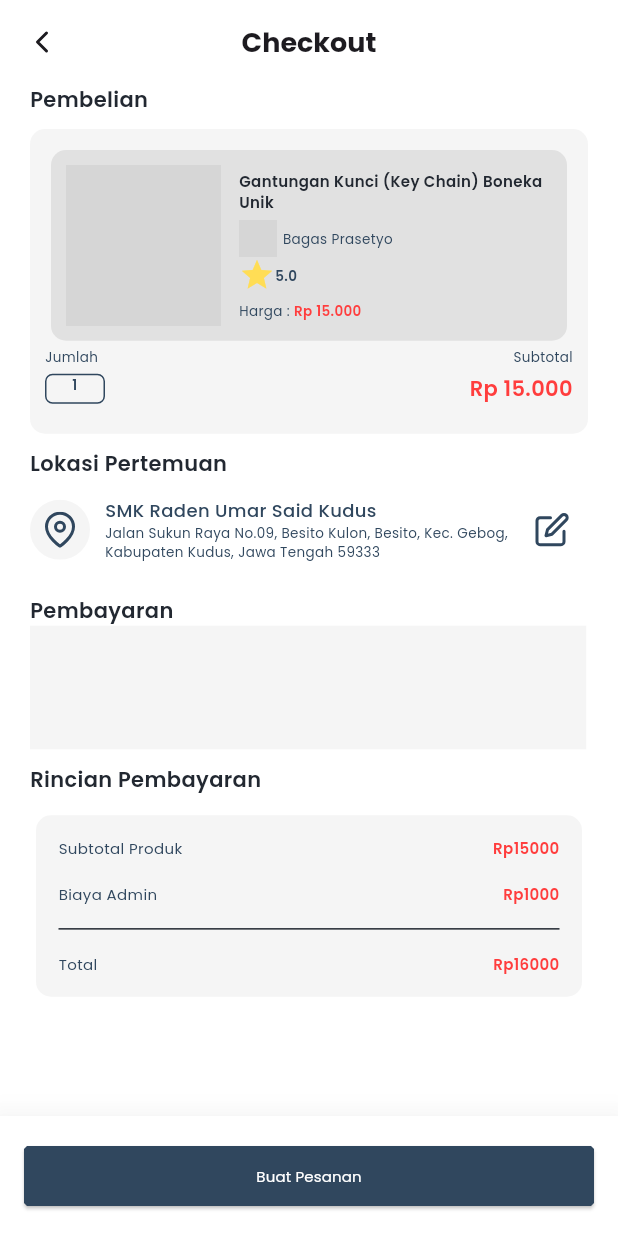
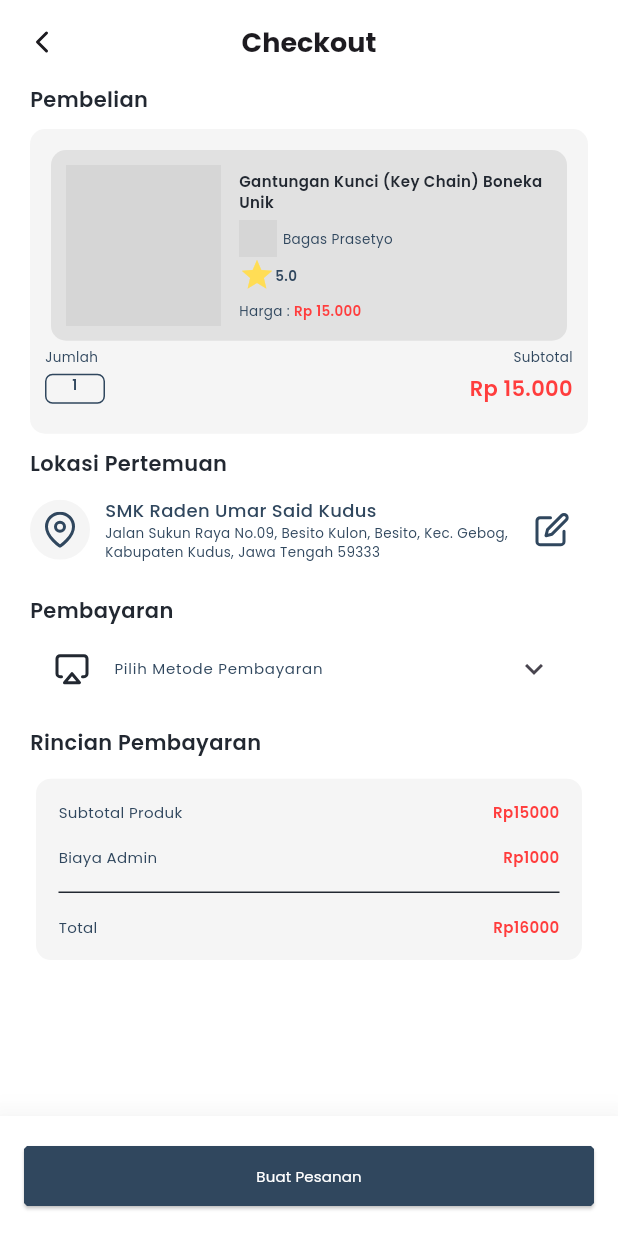
Before and after one commit to AufaNajid/RusConsign, a Flutter app: the ChekcoutPage screen opened by its route, on a phone screen of 412 x 824 dp. Run offline on Flutter 3.47's test engine with Material 3 defaults, Android fonts, the phone set to English and light mode, and no system bars; our stand-ins replace bootstrap_icons, carousel_slider, dotted_border, firebase_auth, firebase_core, flutter_feather_icons and 13 more; accounts and stored records are empty; network calls fail; project files that could hold a hidden picture were left out; grey boxes are pictures that could not be loaded.

```diff
--- a/lib/Page/checkoutPage/checkout_page.dart
+++ b/lib/Page/checkoutPage/checkout_page.dart
@@ -83,7 +83,7 @@ class ChekcoutPage extends StatelessWidget {
                 style: AppTextStyle().header(AppColors.titleLine),
                 textAlign: TextAlign.start,
               ),
-              const DropdownPayment(),
+               DropdownPayment(),
               const SizedBox(
                 height: 10,
               ),
--- a/lib/Page/checkoutPage/widgets/dropdown_payment.dart
+++ b/lib/Page/checkoutPage/widgets/dropdown_payment.dart
@@ -1,19 +1,35 @@
 import 'package:flutter/material.dart';
+import 'package:flutter/widgets.dart';
+import 'package:flutter_feather_icons/flutter_feather_icons.dart';
 import 'package:rusconsign/utils/app_responsive.dart';
 import 'package:rusconsign/utils/colors.dart';
+import 'package:rusconsign/utils/text_style.dart';
 
 class DropdownPayment extends StatelessWidget {
   const DropdownPayment({super.key});
 
   @override
   Widget build(BuildContext context) {
-    return Row(
+    return Column(
       children: [
-        Container(
-          width: AppResponsive().screenWidth(context)*0.9,
-          height: AppResponsive().screenHeight(context)*0.1,
-          color: AppColors.cardIconFill,
-        ),
+        ExpansionTile(
+          title: Text("Pilih Metode Pembayaran" ,style: AppTextStyle().description(AppColors.description),)
+          ,leading:Icon(FeatherIcons.airplay ,color: AppColors.titleLine,),
+           children: [
+            ListTile(
+              title: Text("1", style: AppTextStyle().header(AppColors.activeIconType),),
+              onTap: () {
+              },
+            ),
+            ListTile(
+              title: Text("2", style: AppTextStyle().header(AppColors.activeIconType),),
+              onTap: () {
+
+              },
+            )
+           ],
+
+          )
       ],
     );
   }
--- a/lib/Page/qrisPage/qris_payment_page.dart
+++ b/lib/Page/qrisPage/qris_payment_page.dart
@@ -1,4 +1,5 @@
 import 'package:flutter/material.dart';
+import 'package:get/get.dart';
 import 'package:rusconsign/Page/qrisPage/widgets/appbar.dart';
 import 'package:rusconsign/Page/qrisPage/widgets/payment_countdown.dart';
 import 'package:rusconsign/Page/qrisPage/widgets/qr_code.dart';
@@ -9,6 +10,9 @@ class QrisPaymentPage extends StatelessWidget {
 
   @override
   Widget build(BuildContext context) {
+    Future.delayed(const Duration(seconds: 5), () {
+      Get.toNamed("/paymentdone");
+    });
     return Scaffold(
       appBar: const AppBarQrisPayment(title: "Pembayaran QRIS"),
       backgroundColor: AppColors.background,
@@ -18,7 +22,7 @@ class QrisPaymentPage extends StatelessWidget {
           children: [
             const PaymentCountdown(),
             const SizedBox(height: 10),
-             QrCode()
+            QrCode()
           ],
         ),
       ),
--- a/lib/routes/routes.dart
+++ b/lib/routes/routes.dart
@@ -1,4 +1,5 @@
 import 'package:get/get.dart';
+import 'package:rusconsign/Page/paymentDone/payment_done.dart';
 import 'package:rusconsign/Page/qrisPage/qris_payment_binding.dart';
 import 'package:rusconsign/Page/registerSeller/register_seller_binding.dart';
 import 'package:rusconsign/Page/qrisPage/qris_payment_page.dart';
@@ -45,7 +46,8 @@ List<GetPage> routes = [
   GetPage(name: "/registersellerdone", page: () => const RegisterSellerDone()),
   GetPage(name: "/locationpage", page: () => const LocationPage()),
   GetPage(name: "/checkoutpage", page: () => const ChekcoutPage()),
-    GetPage(name: "/waitingadmin", page: () => const RegisterSellerWaiting()),
+  GetPage(name: "/paymentdone", page: () => const PaymentDone()),
+
   GetPage(
       name: "/qrispayment",
       page: () => const QrisPaymentPage(),
```
Also changed, not shown: lib/Page/paymentDone/payment_done.dart (added, +60 -0 lines), assets/images/paymentdone.svg (added).
